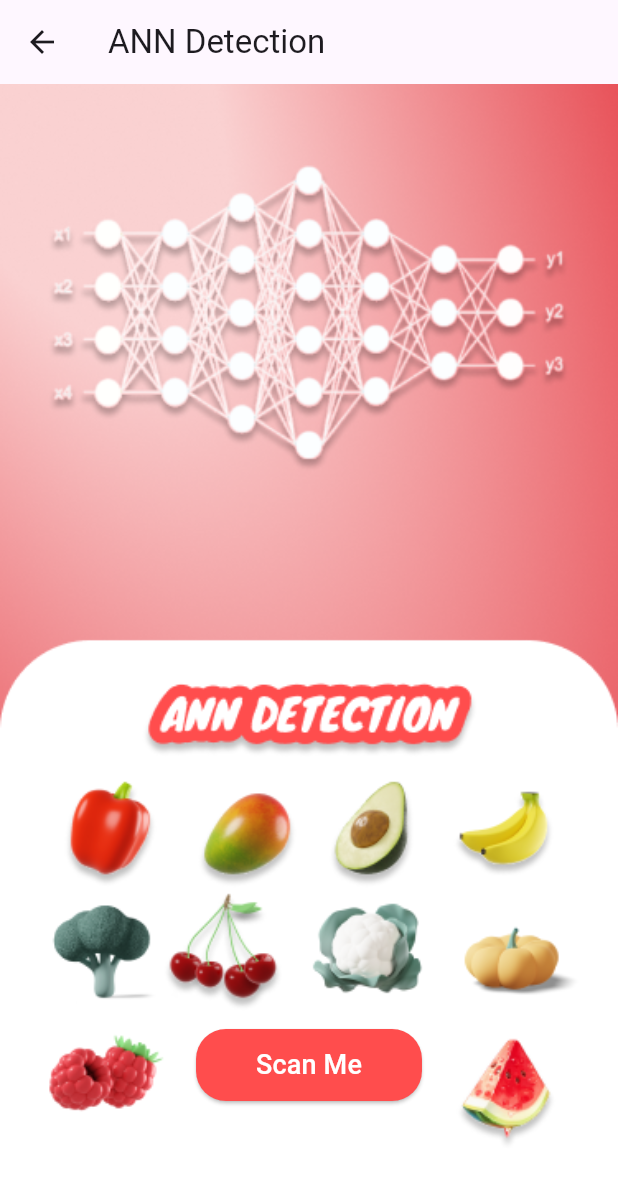
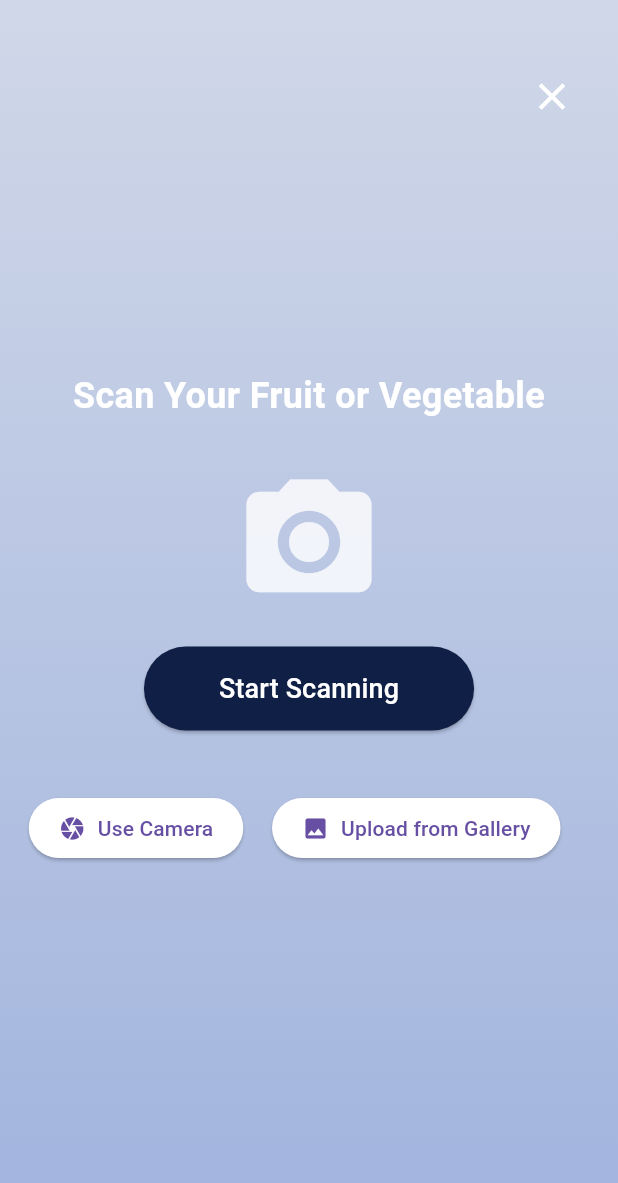
Before and after one commit to Mouzakki37/FlutterAI_Project, a Flutter app: the AnnPage screen opened directly, after a tap on "Scan Me", on a phone screen of 412 x 824 dp. Shown: the top 1183 px of the screen. Run offline on Flutter 3.47's test engine with Material 3 defaults, Android fonts, the phone set to English and light mode, and no system bars.

Commit message:
add scanScreen

```diff
--- a/flutterproject/lib/main.dart
+++ b/flutterproject/lib/main.dart
@@ -4,6 +4,7 @@ import 'screens/Landing_screen.dart';
 import 'screens/Login_screen.dart';
 import 'screens/Signup_screen.dart';
 import 'screens/Home_screen.dart';
+import 'screens/Scan.dart';
 
 void main() {
   runApp(MyApp());
@@ -21,8 +22,7 @@ class MyApp extends StatelessWidget {
         '/login': (context) => const LoginScreen(),
         '/register': (context) => const RegisterScreen(),
         '/home': (context) => HomeScreen(),
-        //'/image': (context) => ImageScreen(),
-
+        '/scan': (context) => ScanScreen(),
         // Ajoute les autres routes
       },
     );
--- a/flutterproject/lib/screens/Home_screen.dart
+++ b/flutterproject/lib/screens/Home_screen.dart
@@ -1,4 +1,5 @@
 import 'package:flutter/material.dart';
+import 'package:flutterproject/screens/Scan.dart';
 import 'Home_drawer.dart';
 
 class HomeScreen extends StatefulWidget {
@@ -228,7 +229,9 @@ class AnnPage extends StatelessWidget {
                 ElevatedButton(
                   onPressed: () {
                     // Ajoutez l'action à effectuer lors du clic sur le bouton
-                    Navigator.pushNamed(context, '/scan');
+                      Navigator.push(context, MaterialPageRoute(builder: (_) => ScanScreen()));
+
+
                   },
                   style: ElevatedButton.styleFrom(
                     backgroundColor: const Color(0xFFFF4D4D),
@@ -280,7 +283,7 @@ class CnnPage extends StatelessWidget {
                 ElevatedButton(
                   onPressed: () {
                     // Ajoutez l'action à effectuer lors du clic sur le bouton
-                    Navigator.pushNamed(context, '/scan');
+                      Navigator.push(context, MaterialPageRoute(builder: (_) => ScanScreen()));
                   },
                   style: ElevatedButton.styleFrom(
                     backgroundColor: const Color(0xFF0F1F45),
--- /dev/null
+++ b/flutterproject/lib/screens/Scan.dart
@@ -0,0 +1,124 @@
+import 'package:flutter/material.dart';
+
+class ScanScreen extends StatelessWidget {
+  @override
+  Widget build(BuildContext context) {
+    return Scaffold(
+      body: Stack(
+        children: [
+          // Image de fond
+          Positioned.fill(
+            child: Container(
+              decoration: const BoxDecoration(
+                gradient: LinearGradient(
+                  colors: [ Color.fromARGB(255, 208, 215, 232), Color.fromARGB(255, 161, 180, 222)],
+                  begin: Alignment.topCenter,
+                  end: Alignment.bottomCenter,
+                ),
+              ),
+            ),
+          ),
+          // Bouton X en haut à droite
+          Positioned(
+            top: 40,
+            right: 20,
+            child: IconButton(
+              icon: const Icon(Icons.close, size: 30, color: Colors.white),
+              onPressed: () {
+                // Action pour annuler et revenir en arrière
+                Navigator.pop(context);
+              },
+            ),
+          ),
+          // Contenu principal
+          Column(
+            mainAxisAlignment: MainAxisAlignment.center,
+            children: [
+              // Titre
+              const Text(
+                'Scan Your Fruit or Vegetable',
+                style: TextStyle(
+                  fontSize: 24,
+                  fontWeight: FontWeight.bold,
+                  color: Colors.white,
+                ),
+                textAlign: TextAlign.center,
+              ),
+              const SizedBox(height: 30),
+              // Icône de caméra
+              Icon(
+                Icons.camera_alt,
+                size: 100,
+                color: Colors.white.withOpacity(0.8),
+              ),
+              const SizedBox(height: 20),
+              // Bouton principal
+              ElevatedButton(
+                onPressed: () {
+                  // Action pour démarrer le scan
+                  Navigator.pushNamed(context, '/startScanning');
+                },
+                style: ElevatedButton.styleFrom(
+                  backgroundColor: const Color(0xFF0F1F45),
+                  shape: RoundedRectangleBorder(
+                    borderRadius: BorderRadius.circular(30),
+                  ),
+                  padding: const EdgeInsets.symmetric(horizontal: 50, vertical: 15),
+                ),
+                child: const Text(
+                  'Start Scanning',
+
+                  style: TextStyle(
+                    fontSize: 18,
+                    color: Colors.white,
+                  ),
+                ),
+              ),
+              const SizedBox(height: 40),
+              // Options supplémentaires
+              Row(
+                mainAxisAlignment: MainAxisAlignment.spaceEvenly,
+                children: [
+                  // Bouton pour utiliser la caméra
+                  ElevatedButton.icon(
+                    onPressed: () {
+                      // Action pour ouvrir la caméra
+                      Navigator.pushNamed(context, '/camera');
+                    },
+                    icon: const Icon(Icons.camera),
+                    label: const Text('Use Camera'),
+                    style: ElevatedButton.styleFrom(
+                      backgroundColor: const Color.fromARGB(255, 255, 255, 255),
+                      shape: RoundedRectangleBorder(
+                        borderRadius: BorderRadius.circular(20),
+                      ),
+                      padding: const EdgeInsets.symmetric(horizontal: 20, vertical: 10),
+                    ),
+                  ),
+                  // Bouton pour télécharger depuis la galerie
+                  ElevatedButton.icon(
+                    onPressed: () {
+                      // Action pour ouvrir la galerie
+                      Navigator.pushNamed(context, '/gallery');
+                    },
+                    icon: const Icon(Icons.photo),
+                    label: const Text('Upload from Gallery'),
+                    style: ElevatedButton.styleFrom(
+                      backgroundColor: const Color.fromARGB(255, 255, 255, 255),
+                      shape: RoundedRectangleBorder(
+                        borderRadius: BorderRadius.circular(20),
+                      ),
+                      padding: const EdgeInsets.symmetric(horizontal: 20, vertical: 10),
+                    ),
+                  ),
+                  const SizedBox(height: 50),
+
+                ],
+              ),
+            ],
+          ),
+        ],
+      ),
+    );
+  }
+}
```
